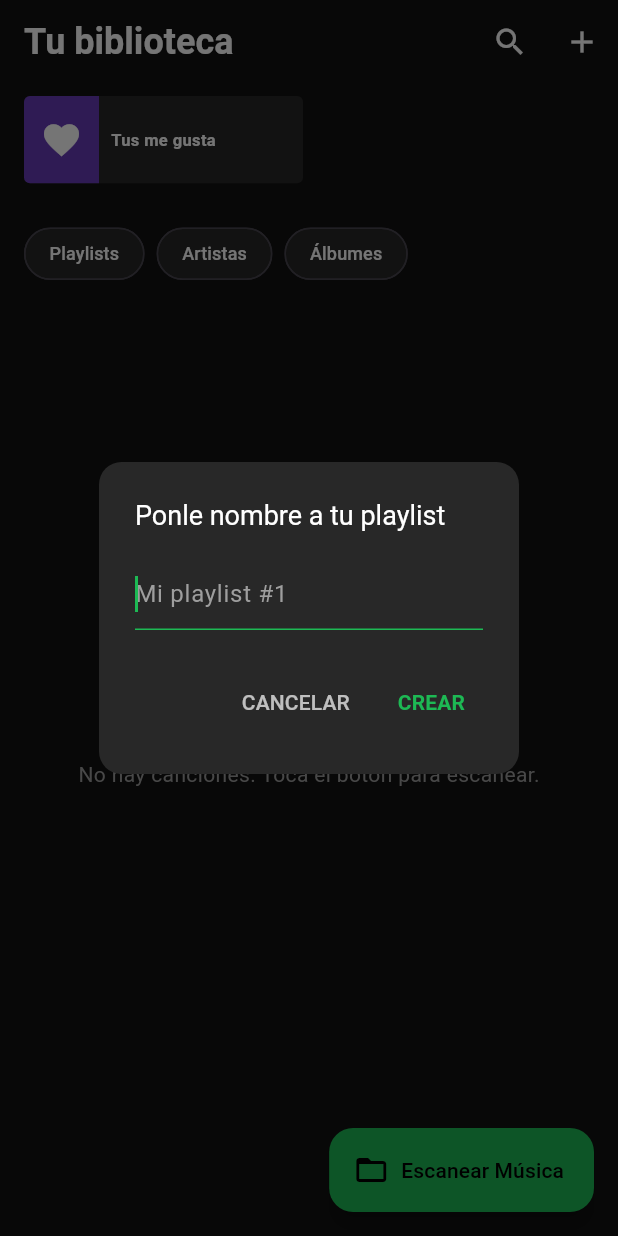
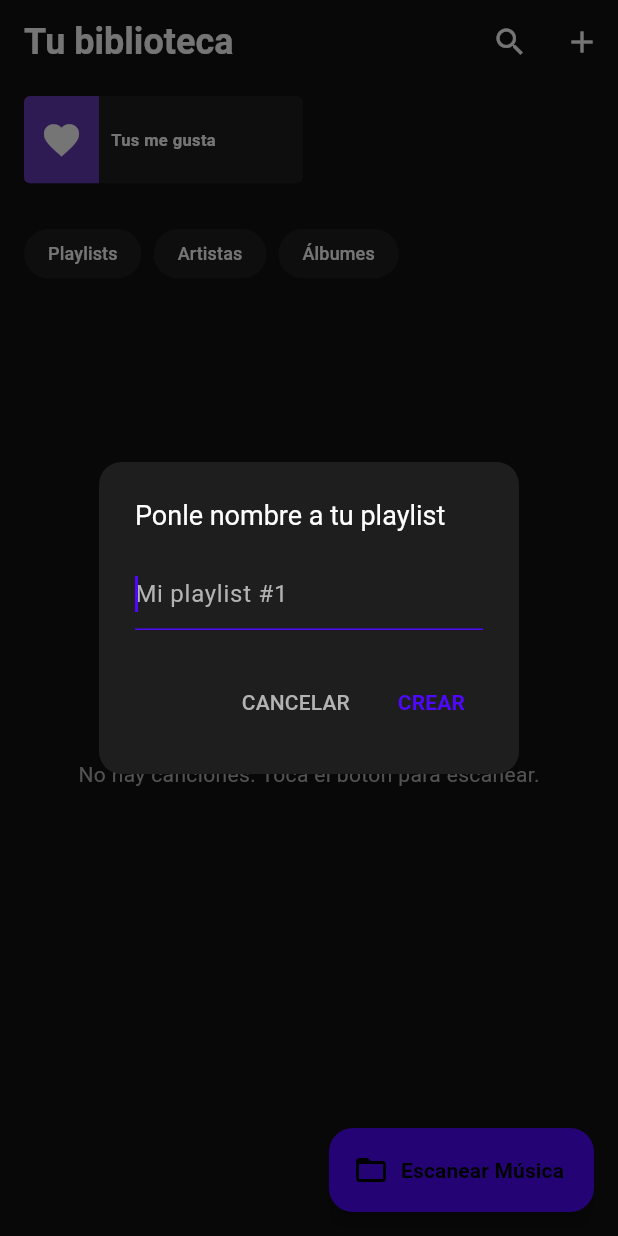
Before and after one commit to DAMN-Day/endMp3, a Flutter app: the screen it shows after launch, after a tap on the "add" icon, on a phone screen of 412 x 824 dp. Run offline on Flutter 3.47's test engine with Material 3 defaults, Android fonts, the phone set to English and light mode, and no system bars; our stand-ins replace audioplayers, file_picker, flutter_riverpod, on_audio_query, riverpod_annotation; generated files the repository leaves out were written again.

Commit message:
Creacion de archivo de paleta de colores

```diff
--- /dev/null
+++ b/end_mp3/lib/core/app_colors.dart
@@ -0,0 +1,19 @@
+import 'package:flutter/material.dart';
+
+class AppColors {
+  // --- Colores de Marca ---
+  static const Color primary = Color.fromARGB(255, 78, 8, 255); // Tu color de elección (ej. Morado Neón)
+  static const Color accent = Color(0xFF03DAC6);
+
+  // --- Fondos y Superficies ---
+  static const Color background = Color(0xFF121212); // Fondo principal
+  static const Color surface = Color(0xFF1E1E1E);    // Tarjetas y MiniPlayer
+  static const Color cardGrey = Color(0xFF282828);   // Para GridView
+
+  // --- Textos ---
+  static const Color textPrimary = Colors.white;
+  static const Color textSecondary = Color(0xFFB3B3B3);
+
+  // --- Estados ---
+  static const Color error = Color(0xFFCF6679);
+}
--- a/end_mp3/lib/main.dart
+++ b/end_mp3/lib/main.dart
@@ -1,6 +1,7 @@
 import 'package:end_mp3/ui/screens/library_screen.dart';
 import 'package:flutter/material.dart';
 import 'package:flutter_riverpod/flutter_riverpod.dart';
+import 'core/app_colors.dart';
 
 void main() {
   runApp(
@@ -16,11 +17,15 @@ class MyApp extends StatelessWidget {
   @override
   Widget build(BuildContext context) {
     return MaterialApp(
-      title: 'Spotify MP3',
+      title: 'END MP3',
       debugShowCheckedModeBanner: false,
       theme: ThemeData.dark().copyWith(
-        scaffoldBackgroundColor: const Color(0xFF121212),
-        primaryColor: const Color(0xFF1DB954),
+        scaffoldBackgroundColor: AppColors.background,
+        primaryColor: AppColors.primary,
+        colorScheme: const ColorScheme.dark(
+          primary: AppColors.primary,
+          surface: AppColors.surface,
+        ),
       ),
       home: const LibraryScreen(), // Aquí irá nuestra LibraryScreen
     );
--- a/end_mp3/lib/ui/screens/library_screen.dart
+++ b/end_mp3/lib/ui/screens/library_screen.dart
@@ -1,3 +1,4 @@
+import 'package:end_mp3/core/app_colors.dart';
 import 'package:flutter/material.dart';
 import 'package:flutter_riverpod/flutter_riverpod.dart';
 import '../../providers/library_provider.dart';
@@ -10,32 +11,29 @@ class LibraryScreen extends ConsumerWidget {
 
   @override
   Widget build(BuildContext context, WidgetRef ref) {
-    // Escuchamos los dos providers: la lista completa y los álbumes únicos
     final songs = ref.watch(libraryProvider);
     final albums = ref.watch(albumsProvider);
 
     return Scaffold(
-      backgroundColor: const Color(0xFF121212),
+      backgroundColor: AppColors.background,
       body: CustomScrollView(
         slivers: [
-          // 1. App Bar Estilo Spotify
           SliverAppBar(
-            backgroundColor: const Color(0xFF121212),
+            backgroundColor: AppColors.background,
             floating: true,
             pinned: false,
             elevation: 0,
             title: const Text('Tu biblioteca',
-              style: TextStyle(fontSize: 24, fontWeight: FontWeight.bold, color: Colors.white)),
+              style: TextStyle(fontSize: 24, fontWeight: FontWeight.bold, color: AppColors.textPrimary)),
             actions: [
-              IconButton(icon: const Icon(Icons.search, color: Colors.white), onPressed: () {}),
+              IconButton(icon: const Icon(Icons.search, color: AppColors.textPrimary), onPressed: () {}),
               IconButton(
-                icon: const Icon(Icons.add, color: Colors.white),
+                icon: const Icon(Icons.add, color: AppColors.textPrimary),
                 onPressed: () => _showCreatePlaylistDialog(context),
               ),
             ],
           ),
 
-          // 2. Sección de Cuadros (Álbumes / Me Gusta)
           SliverToBoxAdapter(
             child: Padding(
               padding: const EdgeInsets.symmetric(horizontal: 16.0, vertical: 8.0),
@@ -48,7 +46,6 @@ class LibraryScreen extends ConsumerWidget {
                   mainAxisSpacing: 8,
                   crossAxisSpacing: 8,
                 ),
-                // Mostramos "Mis Me Gusta" + los primeros 5 álbumes encontrados
                 itemCount: (albums.length > 5 ? 6 : albums.length + 1),
                 itemBuilder: (context, index) {
                   if (index == 0) {
@@ -61,7 +58,6 @@ class LibraryScreen extends ConsumerWidget {
             ),
           ),
 
-          // 3. Pestañas de Filtro Rápidas
           SliverToBoxAdapter(
             child: SingleChildScrollView(
               scrollDirection: Axis.horizontal,
@@ -70,20 +66,20 @@ class LibraryScreen extends ConsumerWidget {
                 children: ['Playlists', 'Artistas', 'Álbumes'].map((label) => Padding(
                   padding: const EdgeInsets.only(right: 8),
                   child: Chip(
-                    backgroundColor: const Color(0xFF282828),
-                    label: Text(label, style: const TextStyle(color: Colors.white, fontSize: 12)),
+                    backgroundColor: AppColors.surface,
+                    label: Text(label, style: const TextStyle(color: AppColors.textPrimary, fontSize: 12)),
                     shape: RoundedRectangleBorder(borderRadius: BorderRadius.circular(20)),
+                    side: BorderSide.none,
                   ),
                 )).toList(),
               ),
             ),
           ),
 
-          // 4. Lista de Canciones Reales
           songs.isEmpty
           ? const SliverFillRemaining(
               child: Center(child: Text("No hay canciones. Toca el botón para escanear.",
-                style: TextStyle(color: Colors.grey))),
+                style: TextStyle(color: AppColors.textSecondary))),
             )
           : SliverList(
               delegate: SliverChildBuilderDelegate(
@@ -92,29 +88,26 @@ class LibraryScreen extends ConsumerWidget {
                   return ListTile(
                     contentPadding: const EdgeInsets.symmetric(horizontal: 16, vertical: 4),
                     leading: ClipRRect(
-                              borderRadius: BorderRadius.circular(4), // Bordes redondeados estilo Spotify
+                      borderRadius: BorderRadius.circular(4),
                       child: audio.QueryArtworkWidget(
-                                id: song.id, // El ID que sacamos en el provider
-                                type: audio.ArtworkType.AUDIO,       // Le decimos que busque en el audio
+                        id: song.id,
+                        type: audio.ArtworkType.AUDIO,
                         format: audio.ArtworkFormat.JPEG,
-                                nullArtworkWidget: Container(           // Si la canción no tiene foto, sale esto:
+                        nullArtworkWidget: Container(
                           width: 50,
                           height: 50,
-                                  color: const Color(0xFF282828),
-                                  child: const Icon(Icons.music_note, color: Color(0xFF1DB954)),
+                          color: AppColors.surface,
+                          child: const Icon(Icons.music_note, color: AppColors.primary),
                         ),
                       ),
                     ),
                     title: Text(song.title,
-                      style: const TextStyle(color: Colors.white, fontWeight: FontWeight.w500, fontSize: 16),
+                      style: const TextStyle(color: AppColors.textPrimary, fontWeight: FontWeight.w500, fontSize: 16),
                       maxLines: 1, overflow: TextOverflow.ellipsis),
                     subtitle: Text("${song.artist} • ${song.album}",
-                      style: const TextStyle(color: Color(0xFFB3B3B3), fontSize: 13),
+                      style: const TextStyle(color: AppColors.textSecondary, fontSize: 13),
                       maxLines: 1, overflow: TextOverflow.ellipsis),
-                    onTap: () {
-                      // Aquí irá la lógica para reproducir
-                      ref.read(playerProvider.notifier).playSong(song);
-                    },
+                    onTap: () => ref.read(playerProvider.notifier).playSong(song),
                   );
                 },
                 childCount: songs.length,
@@ -122,26 +115,22 @@ class LibraryScreen extends ConsumerWidget {
             ),
         ],
       ),
-
-
-      // Botón flotante para escanear si la lista está vacía
       floatingActionButton: songs.isEmpty
         ? FloatingActionButton.extended(
             onPressed: () => ref.read(libraryProvider.notifier).pickMusicDirectory(),
-            label: const Text("Escanear Música", style: TextStyle(color: Colors.black)),
+            label: const Text("Escanear Música", style: TextStyle(color: Colors.black, fontWeight: FontWeight.bold)),
             icon: const Icon(Icons.folder_open, color: Colors.black),
-            backgroundColor: const Color(0xFF1DB954),
+            backgroundColor: AppColors.primary,
           )
         : null,
       bottomNavigationBar: const MiniPlayer(),
     );
   }
 
-  // Componente para los cuadros pequeños de arriba
   Widget _quickActionCard(String title, IconData icon, Color color) {
     return Container(
       decoration: BoxDecoration(
-        color: const Color(0xFF282828),
+        color: AppColors.surface,
         borderRadius: BorderRadius.circular(4),
       ),
       child: Row(
@@ -158,7 +147,7 @@ class LibraryScreen extends ConsumerWidget {
           const SizedBox(width: 8),
           Expanded(
             child: Text(title,
-              style: const TextStyle(color: Colors.white, fontWeight: FontWeight.bold, fontSize: 11),
+              style: const TextStyle(color: AppColors.textPrimary, fontWeight: FontWeight.bold, fontSize: 11),
               maxLines: 2, overflow: TextOverflow.ellipsis),
           ),
         ],
@@ -166,30 +155,29 @@ class LibraryScreen extends ConsumerWidget {
     );
   }
 
-  // Diálogo para crear Playlist (Botón +)
   void _showCreatePlaylistDialog(BuildContext context) {
     final TextEditingController _controller = TextEditingController();
     showDialog(
       context: context,
       builder: (context) => AlertDialog(
-        backgroundColor: const Color(0xFF282828),
+        backgroundColor: AppColors.surface,
         shape: RoundedRectangleBorder(borderRadius: BorderRadius.circular(15)),
-        title: const Text("Ponle nombre a tu playlist", style: TextStyle(color: Colors.white, fontSize: 18)),
+        title: const Text("Ponle nombre a tu playlist", style: TextStyle(color: AppColors.textPrimary, fontSize: 18)),
         content: TextField(
           controller: _controller,
           autofocus: true,
-          style: const TextStyle(color: Colors.white),
-          cursorColor: const Color(0xFF1DB954),
+          style: const TextStyle(color: AppColors.textPrimary),
+          cursorColor: AppColors.primary,
           decoration: const InputDecoration(
             hintText: "Mi playlist #1",
-            hintStyle: TextStyle(color: Colors.grey),
-            enabledBorder: UnderlineInputBorder(borderSide: BorderSide(color: Colors.grey)),
-            focusedBorder: UnderlineInputBorder(borderSide: BorderSide(color: Color(0xFF1DB954))),
+            hintStyle: TextStyle(color: AppColors.textSecondary),
+            enabledBorder: UnderlineInputBorder(borderSide: BorderSide(color: AppColors.textSecondary)),
+            focusedBorder: UnderlineInputBorder(borderSide: BorderSide(color: AppColors.primary)),
           ),
         ),
         actions: [
-          TextButton(onPressed: () => Navigator.pop(context), child: const Text("CANCELAR", style: TextStyle(color: Colors.white70))),
-          TextButton(onPressed: () => Navigator.pop(context), child: const Text("CREAR", style: TextStyle(color: Color(0xFF1DB954), fontWeight: FontWeight.bold))),
+          TextButton(onPressed: () => Navigator.pop(context), child: const Text("CANCELAR", style: TextStyle(color: AppColors.textSecondary))),
+          TextButton(onPressed: () => Navigator.pop(context), child: const Text("CREAR", style: TextStyle(color: AppColors.primary, fontWeight: FontWeight.bold))),
         ],
       ),
     );
--- a/end_mp3/lib/ui/widgets/mini_player.dart
+++ b/end_mp3/lib/ui/widgets/mini_player.dart
@@ -1,3 +1,4 @@
+import 'package:end_mp3/core/app_colors.dart';
 import 'package:flutter/material.dart';
 import 'package:flutter_riverpod/flutter_riverpod.dart';
 import '../../providers/player_provider.dart';
@@ -9,53 +10,59 @@ class MiniPlayer extends ConsumerWidget {
 
   @override
   Widget build(BuildContext context, WidgetRef ref) {
-    // Escuchamos cuál es la canción actual
     final currentSong = ref.watch(playerProvider);
 
-    // Si no hay nada seleccionado, no mostramos la barra
     if (currentSong == null) return const SizedBox.shrink();
 
     return Container(
       height: 64,
       margin: const EdgeInsets.symmetric(horizontal: 8, vertical: 5),
       decoration: BoxDecoration(
-        color: const Color(0xFF282828),
+        color: AppColors.surface,
         borderRadius: BorderRadius.circular(8),
+        boxShadow: [
+          BoxShadow(
+            color: Colors.black.withOpacity(0.4),
+            blurRadius: 10,
+            offset: const Offset(0, -2),
+          )
+        ]
       ),
       child: ListTile(
         leading: ClipRRect(
           borderRadius: BorderRadius.circular(4),
           child: audio.QueryArtworkWidget(
-            // Asegúrate de usar el id real de la canción, no el del albumArt si este falla
             id: currentSong.id,
             type: audio.ArtworkType.AUDIO,
-            // Esto quita las líneas cruzadas y pone un icono bonito si no hay carátula
             nullArtworkWidget: Container(
               width: 50,
               height: 50,
-              color: Colors.grey[800],
-              child: const Icon(Icons.music_note, color: Color(0xFF1DB954)),
+              color: AppColors.cardGrey, // Si definiste cardGrey, si no usa AppColors.surface
+              child: const Icon(Icons.music_note, color: AppColors.primary),
             ),
-            // Si hay error cargando la imagen, que no muestre el cuadro tachado
             errorBuilder: (context, exception, stackTrace) => Container(
               width: 50,
               height: 50,
-              color: Colors.grey[800],
-              child: const Icon(Icons.broken_image, color: Colors.red),
+              color: AppColors.surface,
+              child: const Icon(Icons.broken_image, color: AppColors.error),
             ),
           ),
         ),
         title: Text(currentSong.title,
-          style: const TextStyle(color: Colors.white, fontSize: 14, fontWeight: FontWeight.bold),
+          style: const TextStyle(color: AppColors.textPrimary, fontSize: 14, fontWeight: FontWeight.bold),
           maxLines: 1, overflow: TextOverflow.ellipsis),
         subtitle: Text(currentSong.artist,
-          style: const TextStyle(color: Colors.grey, fontSize: 12)),
+          style: const TextStyle(color: AppColors.textSecondary, fontSize: 12)),
         trailing: StreamBuilder<PlayerState>(
           stream: ref.read(playerProvider.notifier).stateStream,
           builder: (context, snapshot) {
             final isPlaying = snapshot.data == PlayerState.playing;
             return IconButton(
-              icon: Icon(isPlaying ? Icons.pause : Icons.play_arrow, color: Colors.white),
+              icon: Icon(
+                isPlaying ? Icons.pause_circle_filled : Icons.play_circle_filled,
+                color: AppColors.textPrimary,
+                size: 32,
+              ),
               onPressed: () => ref.read(playerProvider.notifier).togglePlay(),
             );
           },
```
Lines whose indentation alone changed are shown as unchanged.
